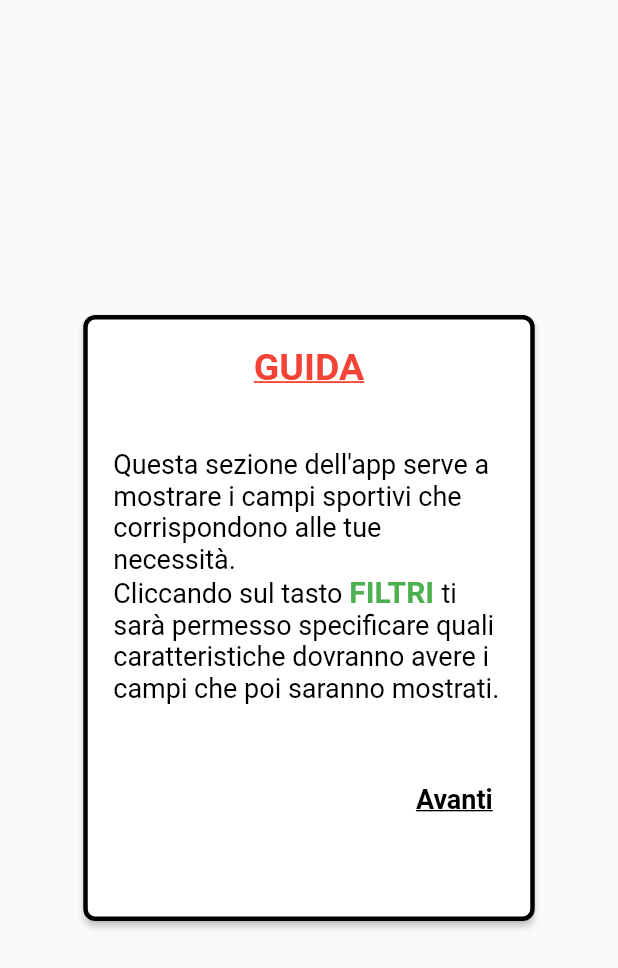
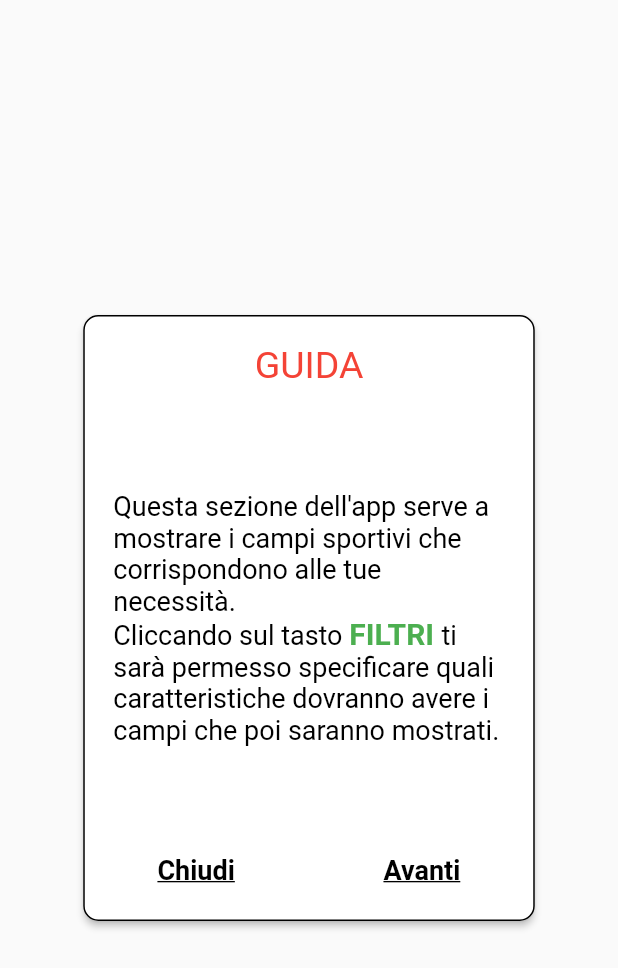
Before and after one commit to ErosAbatelli/quickplay_Flutter, a Flutter app: the HelpPopup widget shown alone on an empty page, opened directly, on a phone screen of 412 x 824 dp. Shown: the top 968 px of the screen. Run offline on Flutter 3.47's test engine with Material 2 defaults, Android fonts, the light colour scheme and no system bars; our stand-ins replace barcode_widget, cloud_firestore, firebase_auth, firebase_storage, flex_color_scheme, font_awesome_flutter and 6 more; missing offline and left inert: clipboard_manager, dart:ffi, kf_drawer; accounts and stored records are empty; Roboto replaces fonts that are missing (sans-serif-medium); project files that could hold a hidden picture were left out.

Commit message:
Correzione Helper Popup, aggiunta freccia indietro, miglioramento layout e tasto "Avanti" in linea con tutto il context.

```diff
--- a/lib/widgets/HelpPopup.dart
+++ b/lib/widgets/HelpPopup.dart
@@ -1,3 +1,5 @@
+import 'dart:ui';
+
 import 'package:flutter/cupertino.dart';
 import 'package:flutter/material.dart';
 
@@ -48,7 +50,7 @@ class _HelpPopup extends State<HelpPopup> {
               ),
               TextSpan(
                   style: TextStyle(color: Colors.black, fontSize: 18),
-                  text: "La tua posizione invece sarà marcata in"),
+                  text: "La tua posizione invece sarà marcata in "),
               TextSpan(
                 style: TextStyle(
                     color: Colors.indigo,
@@ -65,7 +67,7 @@ class _HelpPopup extends State<HelpPopup> {
       child: RichText(
           text: TextSpan(
               style: TextStyle(color: Colors.black, fontSize: 18),
-              text: "Per accedere alla lista dei campi di uno specifico circolo bisognera :\n\n",
+              text: "Per accedere alla lista dei campi di uno specifico circolo bisognerà:\n\n",
             children: [
               TextSpan(
                 style: TextStyle(color: Colors.black, fontSize: 20,fontWeight: FontWeight.bold),
@@ -80,6 +82,10 @@ class _HelpPopup extends State<HelpPopup> {
 
   @override
   Widget build(BuildContext context) {
+    String changeText;
+    if(slideNumber == 0) changeText = "Chiudi";
+      else if(slideNumber != 0) changeText = "Indietro";
+
     return Dialog(
         shape: RoundedRectangleBorder(
           borderRadius: BorderRadius.circular(15),
@@ -93,38 +99,62 @@ class _HelpPopup extends State<HelpPopup> {
               elevation: 2.0,
               color: Colors.white, //Colore interno
               shape: new RoundedRectangleBorder(
-                  side: new BorderSide(color: Colors.black, width: 3.0),
-                  borderRadius: BorderRadius.circular(8.0)),
+                  side: new BorderSide(color: Colors.black, width: 1.0),
+                  borderRadius: BorderRadius.circular(10.0)),
               child: Column(children: [
-                SizedBox(height: 20),
-                Center(
+                Expanded(
+                  flex: 2,
+                      child: Container(
+                        alignment: Alignment.center,
                         child: Text(
                           "GUIDA",
                           style: TextStyle(
-                        fontSize: 25,
-                        fontWeight: FontWeight.bold,
                               color: Colors.red,
-                    decoration: TextDecoration.underline),
+                              fontFamily: "sans-serif-medium",
+                              fontSize: 25
                           ),
                         ),
-                SizedBox(height: 40),
-                Align(
+                      )
+                ),
+                Expanded(
+                  flex: 8,
+                  child: Container(
                     alignment: Alignment.center,
                     child: contents[slideNumber],
                   ),
-                SizedBox(height: 40),
-                Align(
-                  alignment: FractionalOffset.bottomRight,
+                ),
+                Expanded(
+                  flex: 2,
+                  child: Padding(
+                    padding: EdgeInsets.only(right: 0),
+                      child: Row(
+                        children: [
+                          Expanded(
                             child: TextButton(
-                    child: Container(
-                      margin: EdgeInsets.only(right: 20),
+                              child: Text(changeText,
+                                  style: TextStyle(
+                                      color: Colors.black,
+                                      fontWeight: FontWeight.bold,
+                                      decoration: TextDecoration.underline,
+                                      fontSize: 18)),
+                              onPressed: () {
+                                slideNumber -= 1;
+                                if (slideNumber == -1) {
+                                  Navigator.pop(context);
+                                } else {
+                                  setState(() {});
+                                }
+                              },
+                            ),
+                          ),
+                          Expanded(
+                            child: TextButton(
                               child: Text("Avanti",
                                   style: TextStyle(
                                       color: Colors.black,
                                       fontWeight: FontWeight.bold,
                                       decoration: TextDecoration.underline,
                                       fontSize: 18)),
-                    ),
                               onPressed: () {
                                 slideNumber += 1;
                                 if (slideNumber == 3) {
@@ -134,7 +164,13 @@ class _HelpPopup extends State<HelpPopup> {
                                 }
                               },
                             ),
+                          ),
+                        ],
                       )
+                  ),
+
+                ),
+
               ])),
         ));
   }
```
Lines whose indentation alone changed are shown as unchanged.
